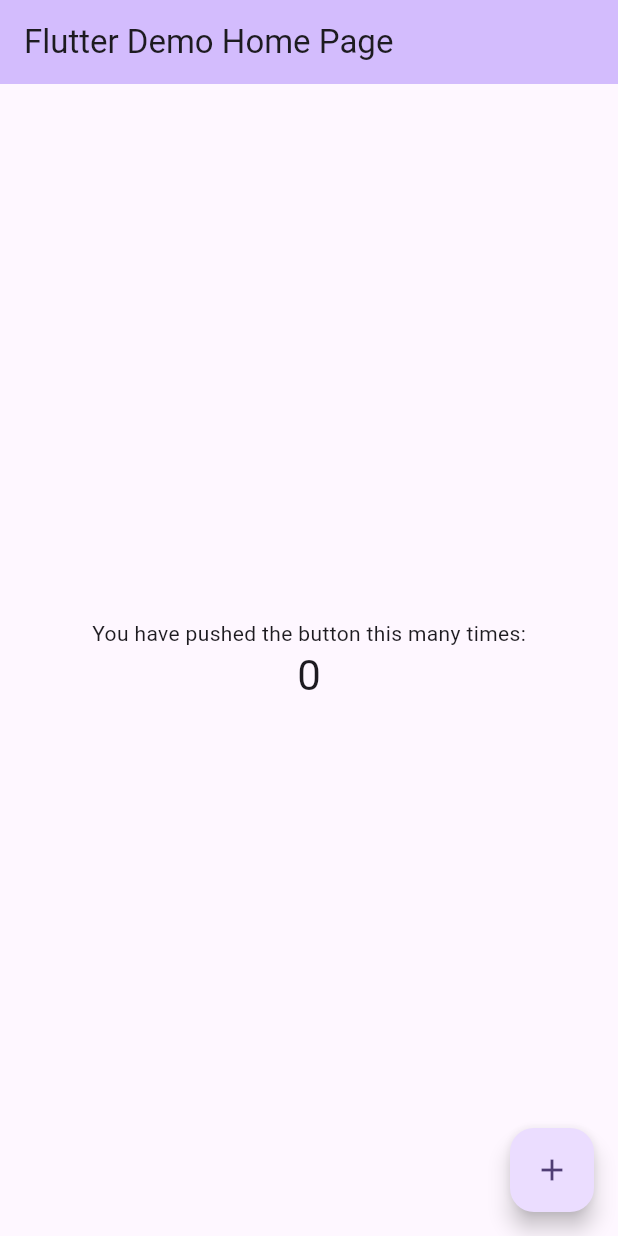
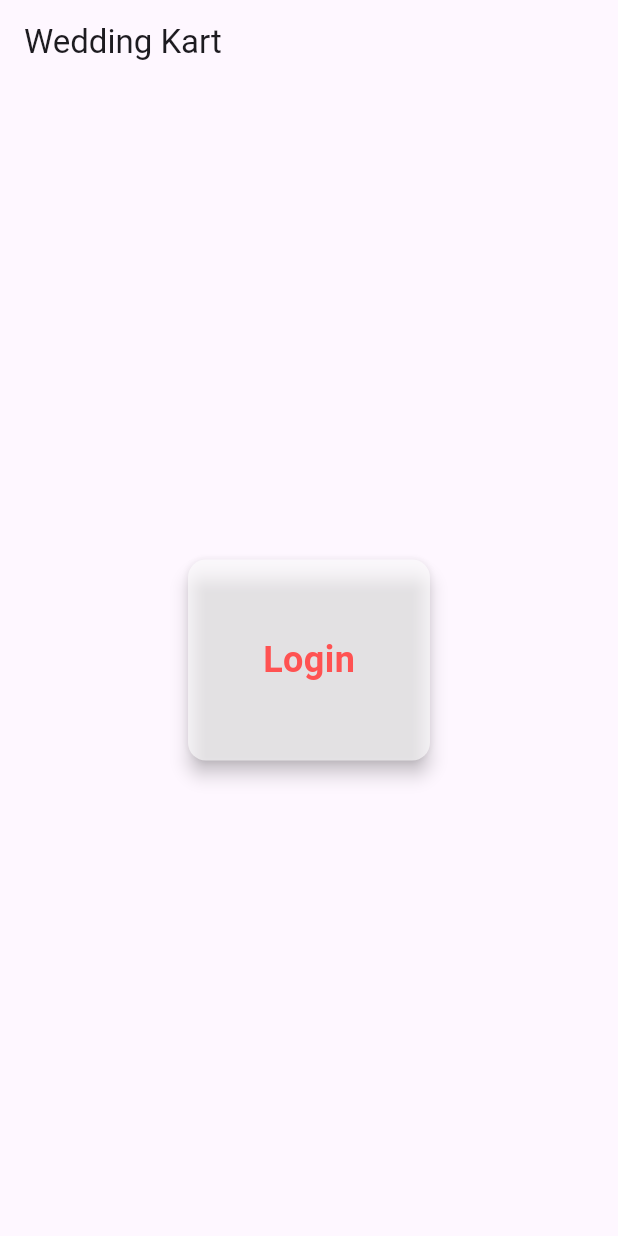
Before and after one commit to RedEyesNCode/Flutter-WeddingKart, a Flutter app: the screen it shows after launch, on a phone screen of 412 x 824 dp. Run offline on Flutter 3.47's test engine with Material 3 defaults, Android fonts, the phone set to English and light mode, and no system bars.

Commit message:
Update for cart.

```diff
--- a/wedding_kart/lib/main.dart
+++ b/wedding_kart/lib/main.dart
@@ -1,125 +1,56 @@
+import 'package:flutter/cupertino.dart';
 import 'package:flutter/material.dart';
 
-void main() {
-  runApp(const MyApp());
-}
+void main() => runApp(MyApp());
+
 
 class MyApp extends StatelessWidget {
-  const MyApp({super.key});
-
-  // This widget is the root of your application.
   @override
   Widget build(BuildContext context) {
     return MaterialApp(
-      title: 'Flutter Demo',
-      theme: ThemeData(
-        // This is the theme of your application.
-        //
-        // TRY THIS: Try running your application with "flutter run". You'll see
-        // the application has a purple toolbar. Then, without quitting the app,
-        // try changing the seedColor in the colorScheme below to Colors.green
-        // and then invoke "hot reload" (save your changes or press the "hot
-        // reload" button in a Flutter-supported IDE, or press "r" if you used
-        // the command line to start the app).
-        //
-        // Notice that the counter didn't reset back to zero; the application
-        // state is not lost during the reload. To reset the state, use hot
-        // restart instead.
-        //
-        // This works for code too, not just values: Most code changes can be
-        // tested with just a hot reload.
-        colorScheme: ColorScheme.fromSeed(seedColor: Colors.deepPurple),
-        useMaterial3: true,
-      ),
-      home: const MyHomePage(title: 'Flutter Demo Home Page'),
+      home: HomeScreen(),
     );
   }
 }
-
-class MyHomePage extends StatefulWidget {
-  const MyHomePage({super.key, required this.title});
-
-  // This widget is the home page of your application. It is stateful, meaning
-  // that it has a State object (defined below) that contains fields that affect
-  // how it looks.
-
-  // This class is the configuration for the state. It holds the values (in this
-  // case the title) provided by the parent (in this case the App widget) and
-  // used by the build method of the State. Fields in a Widget subclass are
-  // always marked "final".
-
-  final String title;
-
-  @override
-  State<MyHomePage> createState() => _MyHomePageState();
-}
-
-class _MyHomePageState extends State<MyHomePage> {
-  int _counter = 0;
-
-  void _incrementCounter() {
-    setState(() {
-      // This call to setState tells the Flutter framework that something has
-      // changed in this State, which causes it to rerun the build method below
-      // so that the display can reflect the updated values. If we changed
-      // _counter without calling setState(), then the build method would not be
-      // called again, and so nothing would appear to happen.
-      _counter++;
-    });
-  }
-
+class HomeScreen extends StatelessWidget {
   @override
   Widget build(BuildContext context) {
-    // This method is rerun every time setState is called, for instance as done
-    // by the _incrementCounter method above.
-    //
-    // The Flutter framework has been optimized to make rerunning build methods
-    // fast, so that you can just rebuild anything that needs updating rather
-    // than having to individually change instances of widgets.
     return Scaffold(
       appBar: AppBar(
-        // TRY THIS: Try changing the color here to a specific color (to
-        // Colors.amber, perhaps?) and trigger a hot reload to see the AppBar
-        // change color while the other colors stay the same.
-        backgroundColor: Theme.of(context).colorScheme.inversePrimary,
-        // Here we take the value from the MyHomePage object that was created by
-        // the App.build method, and use it to set our appbar title.
-        title: Text(widget.title),
+        title: Text('Wedding Kart'),
       ),
-      body: Center(
-        // Center is a layout widget. It takes a single child and positions it
-        // in the middle of the parent.
-        child: Column(
-          // Column is also a layout widget. It takes a list of children and
-          // arranges them vertically. By default, it sizes itself to fit its
-          // children horizontally, and tries to be as tall as its parent.
-          //
-          // Column has various properties to control how it sizes itself and
-          // how it positions its children. Here we use mainAxisAlignment to
-          // center the children vertically; the main axis here is the vertical
-          // axis because Columns are vertical (the cross axis would be
-          // horizontal).
-          //
-          // TRY THIS: Invoke "debug painting" (choose the "Toggle Debug Paint"
-          // action in the IDE, or press "p" in the console), to see the
-          // wireframe for each widget.
+
+
+      body: const Column(
+        mainAxisAlignment: MainAxisAlignment.center,
+        mainAxisSize: MainAxisSize.max,
+        crossAxisAlignment: CrossAxisAlignment.center,
+
+        children:[Row(
           mainAxisAlignment: MainAxisAlignment.center,
-          children: <Widget>[
-            const Text(
-              'You have pushed the button this many times:',
-            ),
-            Text(
-              '$_counter',
-              style: Theme.of(context).textTheme.headlineMedium,
-            ),
+          mainAxisSize: MainAxisSize.max,
+          crossAxisAlignment: CrossAxisAlignment.center,
+          children: [
+            Card(
+              color: Colors.white60,
+              elevation: 5,
+
+              child:
+              Padding(padding: EdgeInsets.all(50),
+                child:  Column(
+                  children: [
+                    Text("Login",textAlign: TextAlign.center,style: TextStyle(color: Colors.redAccent,fontWeight: FontWeight.bold,fontSize: 24),),
+                  ],
+                ),
+
+
+              )
+             ,
+
+            )
           ],
-        ),
+        )] ,
       ),
-      floatingActionButton: FloatingActionButton(
-        onPressed: _incrementCounter,
-        tooltip: 'Increment',
-        child: const Icon(Icons.add),
-      ), // This trailing comma makes auto-formatting nicer for build methods.
     );
   }
 }
```
